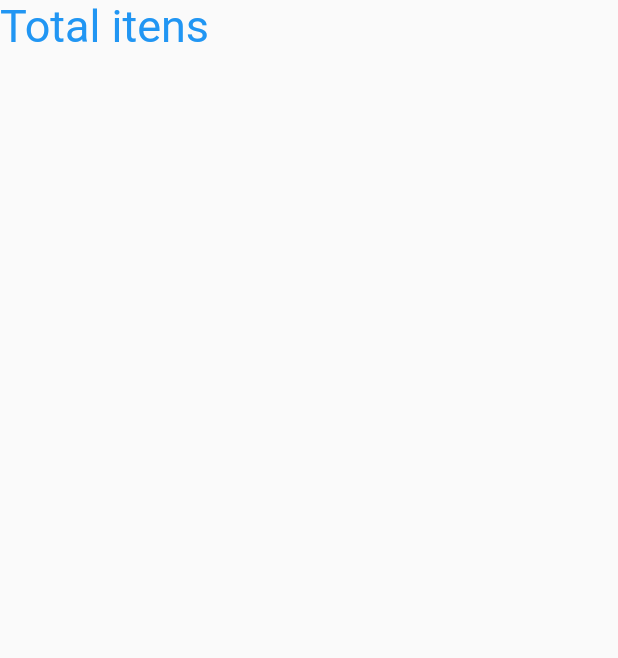
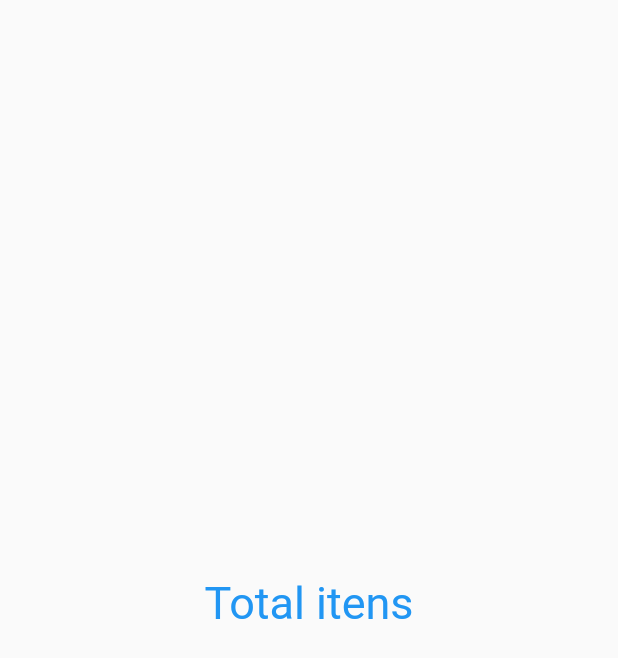
Before and after one commit to lucasoliveirasouza/getx-estudo, a Flutter app: the TotalPage screen opened directly, on a phone screen of 412 x 824 dp. Shown: the top 658 px of the screen. Run offline on Flutter 3.47's test engine with Material 2 defaults, Android fonts, the phone set to English and light mode, and no system bars; our stand-ins replace get.

Commit message:
Utilizando getx para gerenciar estado

```diff
--- a/lib/home.dart
+++ b/lib/home.dart
@@ -1,6 +1,7 @@
 import 'package:flutter/material.dart';
 import 'package:get/get.dart';
 import 'package:somagetx/controllers/soma_controller.dart';
+import 'package:somagetx/views/total_page.dart';
 
 class HomeView extends StatelessWidget {
   HomeView({Key? key}) : super(key: key);
@@ -145,7 +146,7 @@ class HomeView extends StatelessWidget {
                         borderRadius: BorderRadius.circular(30),
                       ),
                     ),
-                    onPressed: () {},
+                    onPressed: () => Get.to(() => TotalPage()),
                     child: Text(
                       "Total",
                       style: TextStyle(
--- a/lib/views/total_page.dart
+++ b/lib/views/total_page.dart
@@ -7,7 +7,9 @@ class TotalPage extends StatelessWidget {
   Widget build(BuildContext context) {
     return Scaffold(
       body: Container(
+        child: Center(
           child: Column(
+            mainAxisAlignment: MainAxisAlignment.center,
             children: [
               Text(
                 "Total itens",
@@ -16,7 +18,11 @@ class TotalPage extends StatelessWidget {
                   color: Colors.blue,
                 ),
               ),
+              SizedBox(
+                height: 20,
+              ),
             ],
+          ),
         ),
       ),
     );
```
Lines whose indentation alone changed are shown as unchanged.
